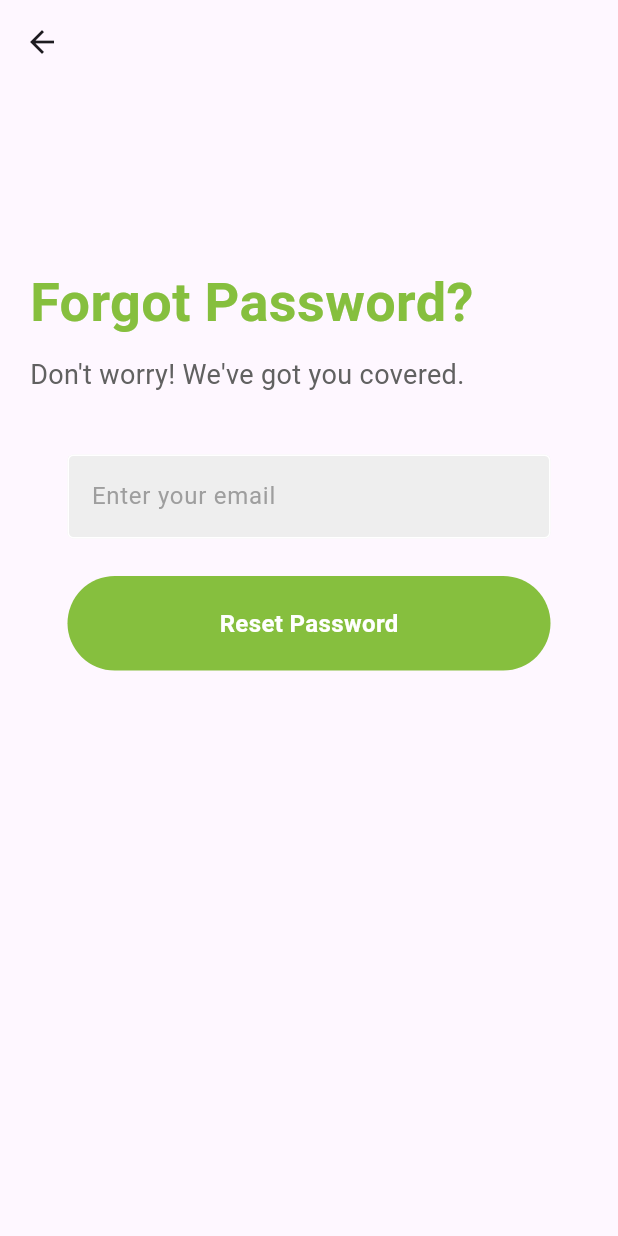
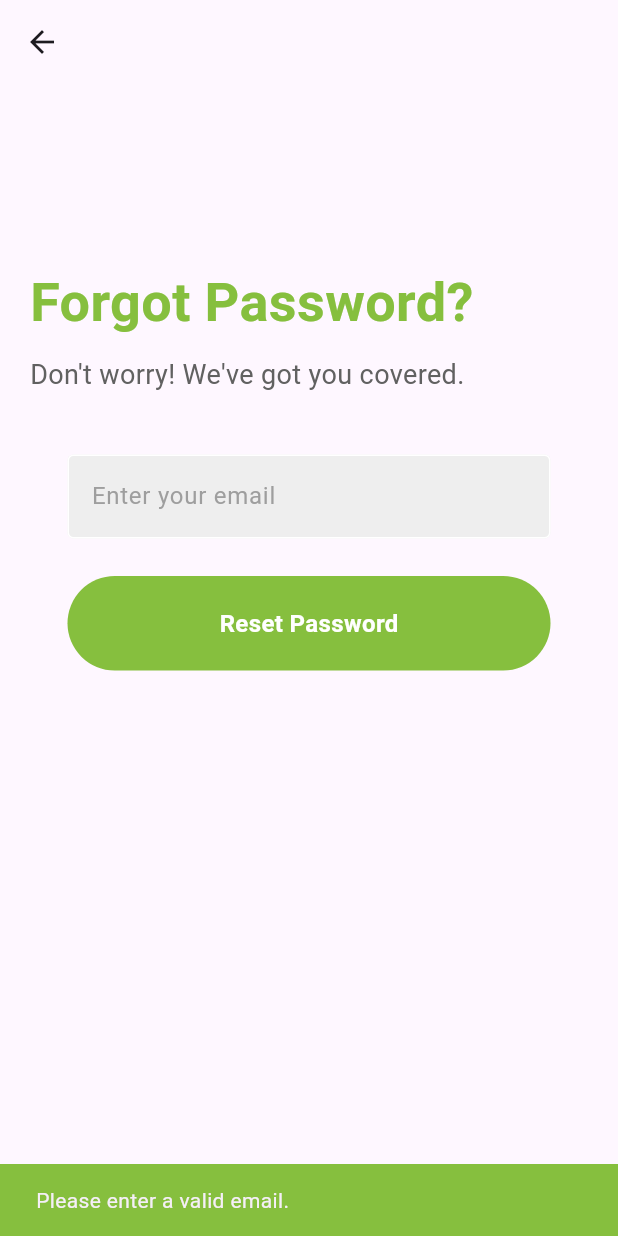
Before and after one commit to Ishuwaraa/cookit, a Flutter app: the ForgotPassword screen opened directly, after a tap on "Reset Password", on a phone screen of 412 x 824 dp. Run offline on Flutter 3.47's test engine with Material 3 defaults, Android fonts, the phone set to English and light mode, and no system bars; our stand-ins replace cloud_firestore, firebase_auth, firebase_core, firebase_storage, image_picker; accounts and stored records are empty; network calls fail.

Commit message:
Forgot password connected to db

```diff
--- a/lib/components/bottom_navbar.dart
+++ b/lib/components/bottom_navbar.dart
@@ -3,6 +3,7 @@ import 'package:cookit/screens/home.dart';
 import 'package:cookit/screens/profile/profile.dart';
 import 'package:cookit/screens/recipe_details.dart';
 import 'package:cookit/screens/search.dart';
+import 'package:cookit/screens/test_addpost.dart';
 import 'package:flutter/material.dart';
 
 class BottomNavBar extends StatefulWidget {
@@ -24,7 +25,8 @@ class _HomePageState extends State<BottomNavBar> {
   final List<Widget> _pages = [
     const HomePage(),
     const SearchPage(),
-    const AddPostPage(),
+    // const AddPostPage(),
+    const TestAddRecipe(),
     const RecipeDetailsPage(),
     const Profile(),
   ];
--- a/lib/screens/authenticate/forgot_password.dart
+++ b/lib/screens/authenticate/forgot_password.dart
@@ -1,6 +1,7 @@
 import 'package:cookit/Components/styled_textfield.dart';
 import 'package:cookit/Components/submit_button.dart';
-import 'package:cookit/components/appbar_title.dart';
+import 'package:cookit/components/loading.dart';
+import 'package:cookit/services/auth.dart';
 import 'package:flutter/material.dart';
 
 class ForgotPassword extends StatefulWidget {
@@ -11,9 +12,50 @@ class ForgotPassword extends StatefulWidget {
 }
 
 class _ForgotPasswordState extends State<ForgotPassword> {
+
+  final AuthService _auth = AuthService();
+  bool loading = false;
+  final _emailController = TextEditingController();
+
+  @override
+  void dispose() {
+    _emailController.dispose();
+    super.dispose();
+  }
+
+  void resetPassword() async {
+    if(_emailController.text.isNotEmpty){
+      setState(() => loading = true);
+      bool result = await _auth.forgotPassword(_emailController.text.trim());
+
+      if(result){
+        setState(() => loading = false);
+        ScaffoldMessenger.of(context).showSnackBar(const SnackBar(
+          content: Text('Password reset email sent.'),
+          duration: Duration(seconds: 2),
+          backgroundColor: Color(0xFF86BF3E),
+        ));
+      }else{
+        //doesnt work cuz firebase doesnt throw an error if the email not registered
+        setState(() => loading = false);
+        ScaffoldMessenger.of(context).showSnackBar(const SnackBar(
+          content: Text('Please enter a valid email.'),
+          duration: Duration(seconds: 2),
+          backgroundColor: Color(0xFF86BF3E)
+        ));
+      }
+    }else{
+      ScaffoldMessenger.of(context).showSnackBar(const SnackBar(
+        content: Text('Please enter a valid email.'),
+        duration: Duration(seconds: 2),
+        backgroundColor: Color(0xFF86BF3E),
+      ));
+    }
+  }
+
   @override
   Widget build(BuildContext context) {
-    return Scaffold(
+    return loading? const Loading() : Scaffold(
       appBar: AppBar(),
       body: Padding(
         padding: const EdgeInsets.all(20.0),
@@ -39,14 +81,14 @@ class _ForgotPasswordState extends State<ForgotPassword> {
                 ),
               ),
               const SizedBox(height: 40),
-              const StyledTextfield(
-                controller: null,
+              StyledTextfield(
+                controller: _emailController,
                 hintText: 'Enter your email',
                 obscureText: false,
               ),
               const SizedBox(height: 25),
               SubmitButton(
-                onTap: () {},
+                onTap: resetPassword,
                 text: 'Reset Password',
               ),
             ],
--- a/lib/services/auth.dart
+++ b/lib/services/auth.dart
@@ -60,6 +60,7 @@ class AuthService {
       await _auth.sendPasswordResetEmail(email: email);
       return true;
     } on FirebaseAuthException catch (e) {
+      print(e.toString());
       return false;
     }
   }
```
Also changed, not shown: lib/models/recipe_model.dart (added, +32 -0 lines), lib/screens/test_addpost.dart (added, +149 -0 lines), lib/services/database.dart (+43 -0 lines), pubspec.lock.
